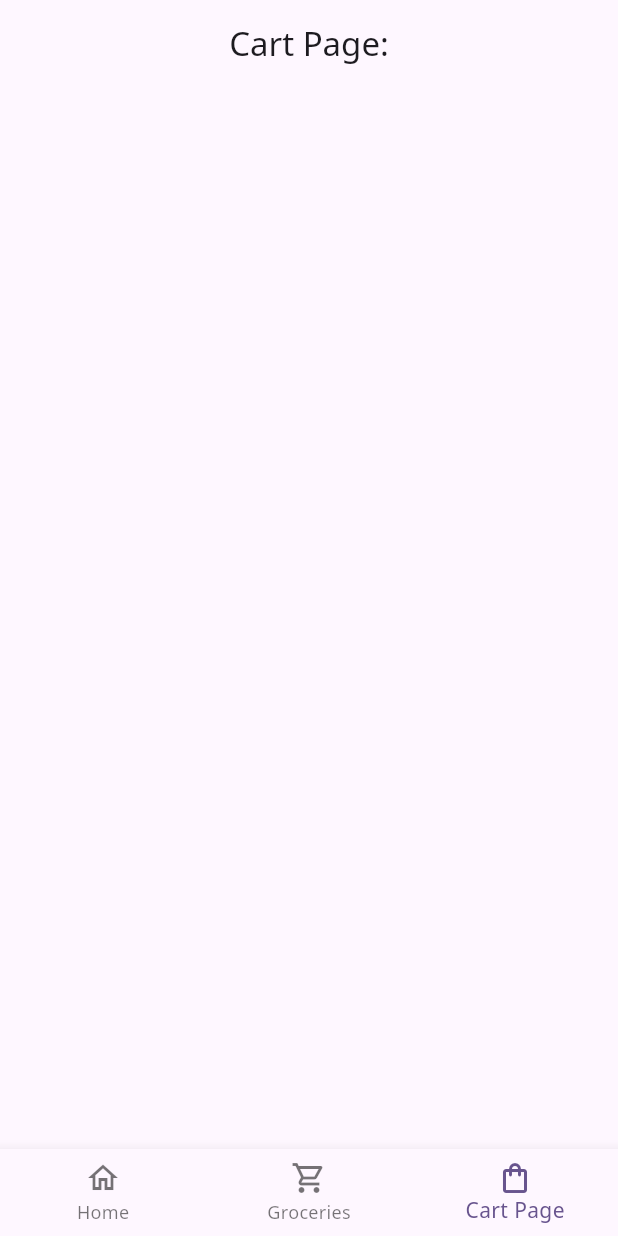
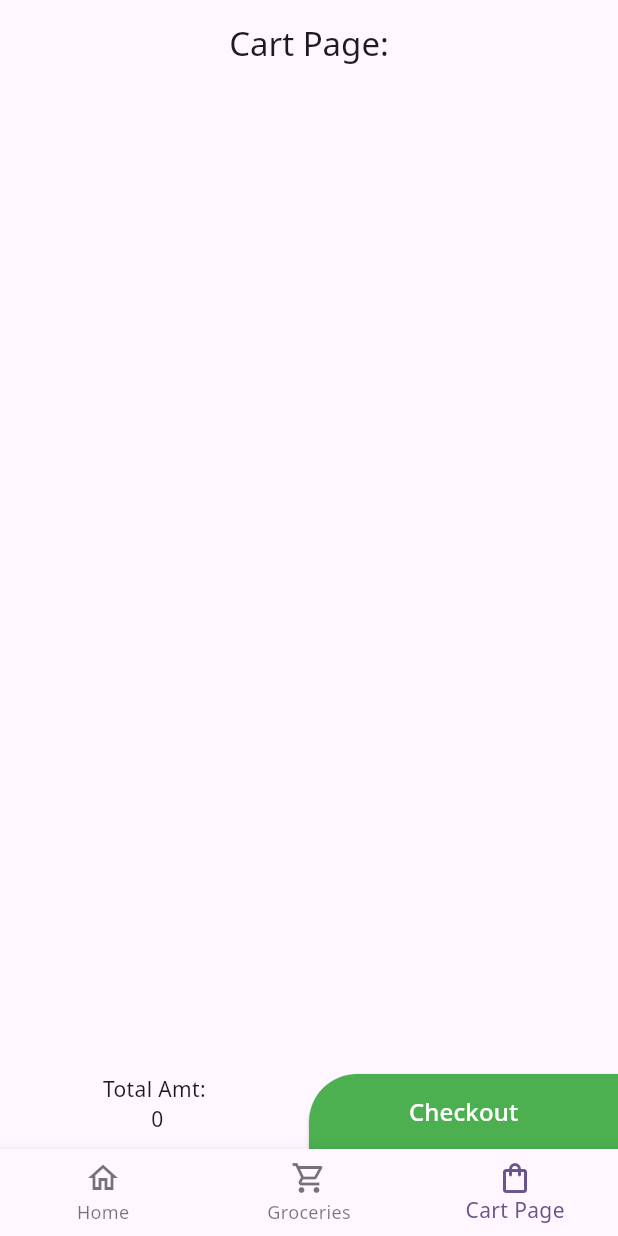
Before and after one commit to santoshkafle/new_app, a Flutter app: the screen it shows after launch, item 3 of the bottom bar chosen, on a phone screen of 412 x 824 dp. Run offline on Flutter 3.47's test engine with Material 3 defaults, Android fonts, the phone set to English and light mode, and no system bars; our stand-ins replace flutter_rating_bar.

Commit message:
cart page update

```diff
--- a/lib/model/cart_details_data.dart
+++ b/lib/model/cart_details_data.dart
@@ -1,3 +1,4 @@
 import 'package:new_app/model/cartdetails_model.dart';
 
 List<CartdetailsModel> cartdetails = [];
+int totalPriceForAllFruit = 0;
--- a/lib/pageview/cart_page.dart
+++ b/lib/pageview/cart_page.dart
@@ -13,11 +13,21 @@ class _CartPageState extends State<CartPage> {
   Widget build(BuildContext context) {
     return Scaffold(
       appBar: AppBar(title: Text("Cart Page:"), centerTitle: true),
-      body: ListView.builder(
+      body: Column(
+        children: [
+          Expanded(
+            child: ListView.builder(
               itemCount: cartdetails.length,
               itemBuilder: (context, index) {
                 var _cartdetailsModel = cartdetails[index];
-          return ListTile(
+                return Padding(
+                  padding: EdgeInsets.all(7),
+                  child: Container(
+                    decoration: BoxDecoration(
+                      color: Colors.grey[300],
+                      borderRadius: BorderRadius.circular(7),
+                    ),
+                    child: ListTile(
                       title: Text(
                         _cartdetailsModel.name,
                         style: TextStyle(
@@ -30,22 +40,82 @@ class _CartPageState extends State<CartPage> {
                         _cartdetailsModel.imageUrl,
                         width: 80,
                         height: 80,
+                        fit: BoxFit.cover,
                       ),
-            subtitle: Text(
-              "${_cartdetailsModel.quantity} ${_cartdetailsModel.fruitUnit} ... Total Rs. ${_cartdetailsModel.totalPrice}",
-              style: TextStyle(fontSize: 14, fontWeight: FontWeight.w300),
+                      subtitle: Row(
+                        spacing: 4,
+                        children: [
+                          Text(
+                            "${_cartdetailsModel.quantity} ${_cartdetailsModel.fruitUnit}",
+                            style: TextStyle(
+                              fontSize: 14,
+                              fontWeight: FontWeight.w300,
                             ),
-            trailing: IconButton(
+                          ),
+                          IconButton(
                             onPressed: () {
                               setState(() {
                                 cartdetails.removeAt(index);
                               });
                             },
-              icon: Icon(Icons.delete),
+                            icon: Icon(
+                              Icons.delete,
+                              size: 12,
+                              color: Colors.red,
+                            ),
+                          ),
+                        ],
+                      ),
+                      trailing: Text(
+                        "Rs. ${_cartdetailsModel.totalPrice}",
+                        style: TextStyle(
+                          fontSize: 18,
+                          fontWeight: FontWeight.w500,
+                          color: Colors.green,
+                        ),
+                      ),
+                    ),
                   ),
                 );
               },
             ),
+          ),
+          Row(
+            crossAxisAlignment: CrossAxisAlignment.end,
+            children: [
+              Expanded(
+                child: SizedBox(
+                  height: 50,
+                  child: Text(
+                    "Total Amt: \n ${totalPriceForAllFruit}",
+                    textAlign: TextAlign.center,
+                  ),
+                ),
+              ),
+              Expanded(
+                child: Container(
+                  height: 50,
+                  child: ElevatedButton(
+                    onPressed: () {},
+                    style: ElevatedButton.styleFrom(
+                      shape: RoundedRectangleBorder(
+                        borderRadius: BorderRadius.only(
+                          topLeft: Radius.circular(32),
+                        ),
+                      ),
+                      backgroundColor: Colors.green,
+                    ),
+                    child: Text(
+                      "Checkout",
+                      style: (TextStyle(color: Colors.white, fontSize: 16)),
+                    ),
+                  ),
+                ),
+              ),
+            ],
+          ),
+        ],
+      ),
     );
   }
 }
--- a/lib/pageview/fruit_details_page.dart
+++ b/lib/pageview/fruit_details_page.dart
@@ -258,6 +258,9 @@ class _FruitDetailsPageState extends State<FruitDetailsPage> {
                   child: ElevatedButton(
                     onPressed: () {
                       AddToCart();
+                      for (var e in cartdetails) {
+                        totalPriceForAllFruit += e.totalPrice;
+                      }
                     },
                     style: ElevatedButton.styleFrom(
                       backgroundColor: Colors.green,
```
Lines whose indentation alone changed are shown as unchanged.
